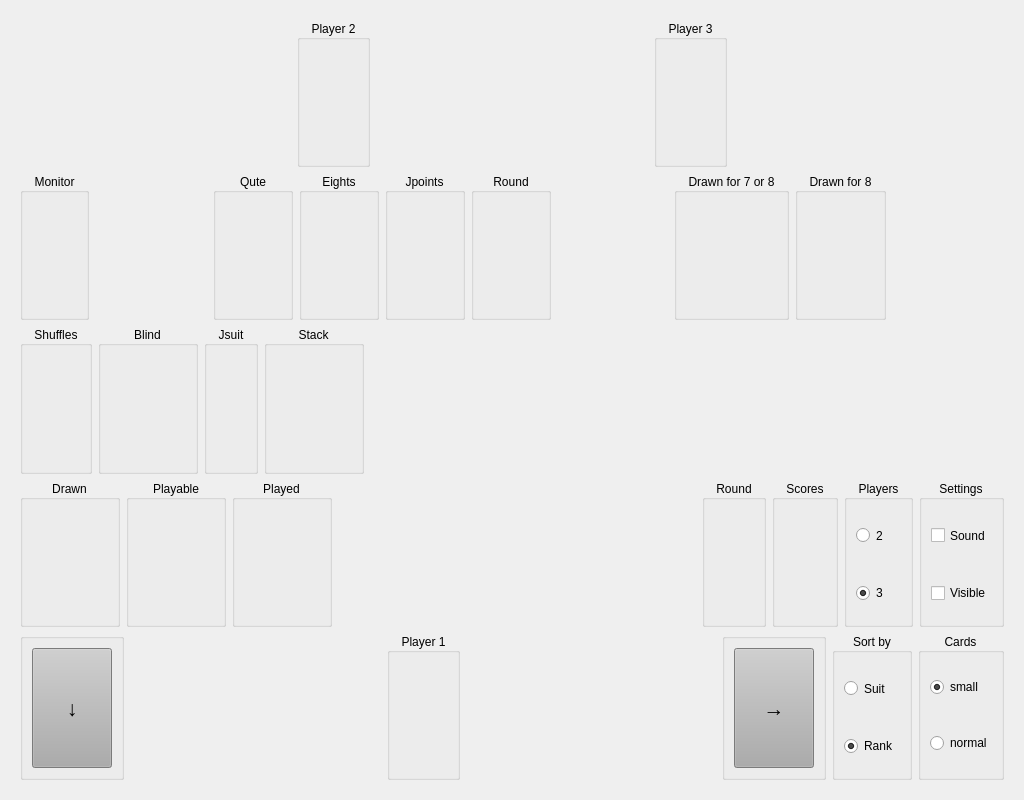
This is table.ui in squawk7x/aQuteCardGame as Qt 5 draws it before an edit. The edited form follows.
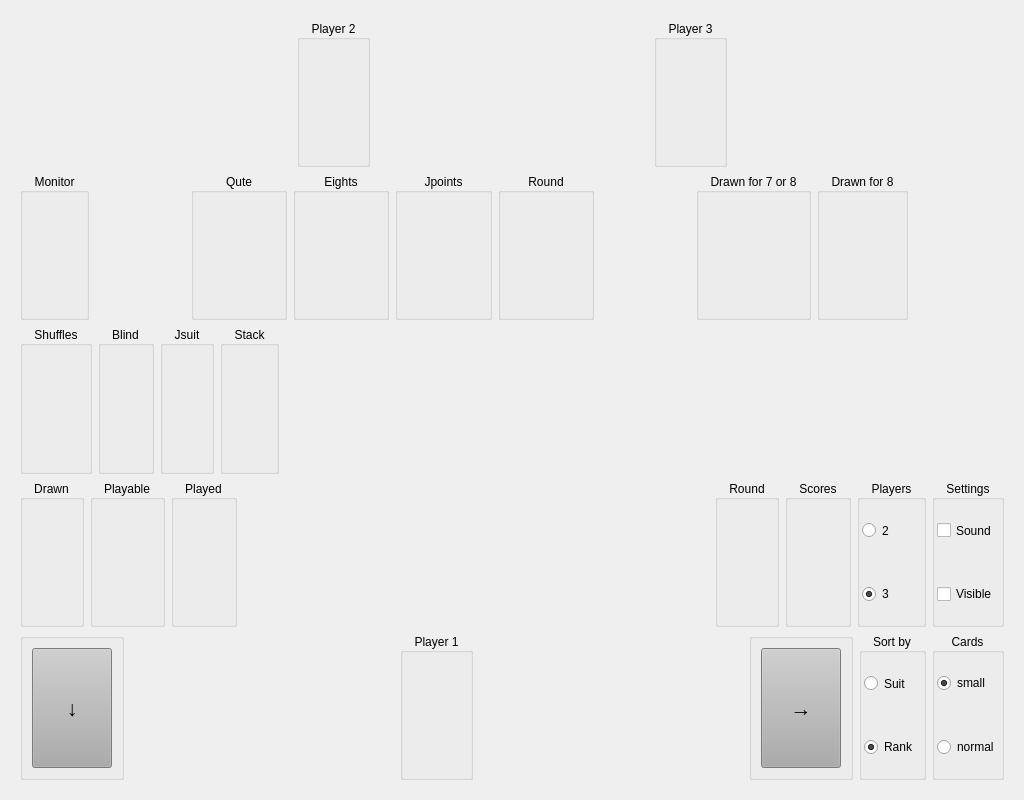
This is the edited form.

Patch:
```diff
--- a/table.ui
+++ b/table.ui
@@ -189,14 +189,14 @@
            <bool>true</bool>
           </property>
           <property name="sizePolicy">
-           <sizepolicy hsizetype="Preferred" vsizetype="Expanding">
+           <sizepolicy hsizetype="Expanding" vsizetype="Expanding">
             <horstretch>0</horstretch>
             <verstretch>0</verstretch>
            </sizepolicy>
           </property>
           <property name="minimumSize">
            <size>
-            <width>80</width>
+            <width>0</width>
             <height>0</height>
            </size>
           </property>
@@ -211,16 +211,16 @@
             <number>5</number>
            </property>
            <property name="leftMargin">
-            <number>5</number>
+            <number>2</number>
            </property>
            <property name="topMargin">
-            <number>5</number>
+            <number>1</number>
            </property>
            <property name="rightMargin">
-            <number>5</number>
+            <number>2</number>
            </property>
            <property name="bottomMargin">
-            <number>5</number>
+            <number>1</number>
            </property>
           </layout>
          </widget>
@@ -231,14 +231,14 @@
            <bool>true</bool>
           </property>
           <property name="sizePolicy">
-           <sizepolicy hsizetype="Preferred" vsizetype="Expanding">
+           <sizepolicy hsizetype="Expanding" vsizetype="Expanding">
             <horstretch>0</horstretch>
             <verstretch>0</verstretch>
            </sizepolicy>
           </property>
           <property name="minimumSize">
            <size>
-            <width>80</width>
+            <width>0</width>
             <height>0</height>
            </size>
           </property>
@@ -253,16 +253,16 @@
             <number>5</number>
            </property>
            <property name="leftMargin">
-            <number>5</number>
+            <number>2</number>
            </property>
            <property name="topMargin">
-            <number>5</number>
+            <number>1</number>
            </property>
            <property name="rightMargin">
-            <number>5</number>
+            <number>2</number>
            </property>
            <property name="bottomMargin">
-            <number>5</number>
+            <number>1</number>
            </property>
           </layout>
          </widget>
@@ -273,14 +273,14 @@
            <bool>true</bool>
           </property>
           <property name="sizePolicy">
-           <sizepolicy hsizetype="Preferred" vsizetype="Expanding">
+           <sizepolicy hsizetype="Expanding" vsizetype="Expanding">
             <horstretch>0</horstretch>
             <verstretch>0</verstretch>
            </sizepolicy>
           </property>
           <property name="minimumSize">
            <size>
-            <width>80</width>
+            <width>0</width>
             <height>0</height>
            </size>
           </property>
@@ -295,16 +295,16 @@
             <number>5</number>
            </property>
            <property name="leftMargin">
-            <number>5</number>
+            <number>2</number>
            </property>
            <property name="topMargin">
-            <number>5</number>
+            <number>1</number>
            </property>
            <property name="rightMargin">
-            <number>5</number>
+            <number>2</number>
            </property>
            <property name="bottomMargin">
-            <number>5</number>
+            <number>1</number>
            </property>
           </layout>
          </widget>
@@ -315,17 +315,23 @@
            <bool>true</bool>
           </property>
           <property name="sizePolicy">
-           <sizepolicy hsizetype="Preferred" vsizetype="Expanding">
+           <sizepolicy hsizetype="Expanding" vsizetype="Expanding">
             <horstretch>0</horstretch>
             <verstretch>0</verstretch>
            </sizepolicy>
           </property>
           <property name="minimumSize">
            <size>
-            <width>80</width>
+            <width>0</width>
             <height>0</height>
            </size>
           </property>
+          <property name="maximumSize">
+           <size>
+            <width>16777215</width>
+            <height>16777215</height>
+           </size>
+          </property>
           <property name="title">
            <string>Round</string>
           </property>
@@ -337,16 +343,16 @@
             <number>5</number>
            </property>
            <property name="leftMargin">
-            <number>5</number>
+            <number>2</number>
            </property>
            <property name="topMargin">
-            <number>5</number>
+            <number>1</number>
            </property>
            <property name="rightMargin">
-            <number>5</number>
+            <number>2</number>
            </property>
            <property name="bottomMargin">
-            <number>5</number>
+            <number>1</number>
            </property>
           </layout>
          </widget>
@@ -370,7 +376,7 @@
         <item>
          <widget class="QGroupBox" name="gbGot1">
           <property name="sizePolicy">
-           <sizepolicy hsizetype="Preferred" vsizetype="Expanding">
+           <sizepolicy hsizetype="Minimum" vsizetype="Expanding">
             <horstretch>0</horstretch>
             <verstretch>0</verstretch>
            </sizepolicy>
@@ -389,16 +395,16 @@
             <number>5</number>
            </property>
            <property name="leftMargin">
-            <number>5</number>
+            <number>2</number>
            </property>
            <property name="topMargin">
-            <number>5</number>
+            <number>1</number>
            </property>
            <property name="rightMargin">
-            <number>5</number>
+            <number>2</number>
            </property>
            <property name="bottomMargin">
-            <number>5</number>
+            <number>1</number>
            </property>
           </layout>
          </widget>
@@ -406,7 +412,7 @@
         <item>
          <widget class="QGroupBox" name="gbGot2">
           <property name="sizePolicy">
-           <sizepolicy hsizetype="Preferred" vsizetype="Expanding">
+           <sizepolicy hsizetype="Minimum" vsizetype="Expanding">
             <horstretch>0</horstretch>
             <verstretch>0</verstretch>
            </sizepolicy>
@@ -422,16 +428,16 @@
             <number>5</number>
            </property>
            <property name="leftMargin">
-            <number>5</number>
+            <number>2</number>
            </property>
            <property name="topMargin">
-            <number>5</number>
+            <number>1</number>
            </property>
            <property name="rightMargin">
-            <number>5</number>
+            <number>2</number>
            </property>
            <property name="bottomMargin">
-            <number>5</number>
+            <number>1</number>
            </property>
            <item>
             <layout class="QGridLayout" name="gridLayout_3"/>
@@ -489,14 +495,14 @@
         <item>
          <widget class="QGroupBox" name="gbBlind">
           <property name="sizePolicy">
-           <sizepolicy hsizetype="Preferred" vsizetype="Expanding">
+           <sizepolicy hsizetype="Minimum" vsizetype="Expanding">
             <horstretch>0</horstretch>
             <verstretch>0</verstretch>
            </sizepolicy>
           </property>
           <property name="minimumSize">
            <size>
-            <width>100</width>
+            <width>0</width>
             <height>0</height>
            </size>
           </property>
@@ -510,8 +516,17 @@
            <property name="spacing">
             <number>5</number>
            </property>
+           <property name="leftMargin">
+            <number>2</number>
+           </property>
+           <property name="topMargin">
+            <number>1</number>
+           </property>
+           <property name="rightMargin">
+            <number>2</number>
+           </property>
            <property name="bottomMargin">
-            <number>5</number>
+            <number>1</number>
            </property>
           </layout>
          </widget>
@@ -519,14 +534,14 @@
         <item>
          <widget class="QGroupBox" name="gbJsuitChooser">
           <property name="sizePolicy">
-           <sizepolicy hsizetype="Preferred" vsizetype="Expanding">
+           <sizepolicy hsizetype="Minimum" vsizetype="Expanding">
             <horstretch>0</horstretch>
             <verstretch>0</verstretch>
            </sizepolicy>
           </property>
           <property name="minimumSize">
            <size>
-            <width>25</width>
+            <width>0</width>
             <height>0</height>
            </size>
           </property>
@@ -540,8 +555,17 @@
            <property name="spacing">
             <number>5</number>
            </property>
+           <property name="leftMargin">
+            <number>2</number>
+           </property>
+           <property name="topMargin">
+            <number>1</number>
+           </property>
+           <property name="rightMargin">
+            <number>2</number>
+           </property>
            <property name="bottomMargin">
-            <number>5</number>
+            <number>1</number>
            </property>
           </layout>
          </widget>
@@ -549,14 +573,14 @@
         <item>
          <widget class="QGroupBox" name="gbStack">
           <property name="sizePolicy">
-           <sizepolicy hsizetype="Preferred" vsizetype="Expanding">
+           <sizepolicy hsizetype="Minimum" vsizetype="Expanding">
             <horstretch>0</horstretch>
             <verstretch>0</verstretch>
            </sizepolicy>
           </property>
           <property name="minimumSize">
            <size>
-            <width>100</width>
+            <width>0</width>
             <height>0</height>
            </size>
           </property>
@@ -573,8 +597,17 @@
            <property name="sizeConstraint">
             <enum>QLayout::SizeConstraint::SetDefaultConstraint</enum>
            </property>
+           <property name="leftMargin">
+            <number>2</number>
+           </property>
+           <property name="topMargin">
+            <number>1</number>
+           </property>
+           <property name="rightMargin">
+            <number>2</number>
+           </property>
            <property name="bottomMargin">
-            <number>5</number>
+            <number>1</number>
            </property>
           </layout>
          </widget>
@@ -599,17 +632,23 @@
         <item>
          <widget class="QGroupBox" name="gbDrawn">
           <property name="sizePolicy">
-           <sizepolicy hsizetype="Preferred" vsizetype="Expanding">
+           <sizepolicy hsizetype="Minimum" vsizetype="Expanding">
             <horstretch>0</horstretch>
             <verstretch>0</verstretch>
            </sizepolicy>
           </property>
           <property name="minimumSize">
            <size>
-            <width>100</width>
+            <width>0</width>
             <height>0</height>
            </size>
           </property>
+          <property name="maximumSize">
+           <size>
+            <width>16777215</width>
+            <height>16777215</height>
+           </size>
+          </property>
           <property name="title">
            <string>Drawn</string>
           </property>
@@ -620,8 +659,17 @@
            <property name="spacing">
             <number>5</number>
            </property>
+           <property name="leftMargin">
+            <number>2</number>
+           </property>
+           <property name="topMargin">
+            <number>1</number>
+           </property>
+           <property name="rightMargin">
+            <number>2</number>
+           </property>
            <property name="bottomMargin">
-            <number>5</number>
+            <number>1</number>
            </property>
           </layout>
          </widget>
@@ -629,17 +677,23 @@
         <item>
          <widget class="QGroupBox" name="gbPlayable">
           <property name="sizePolicy">
-           <sizepolicy hsizetype="Preferred" vsizetype="Expanding">
+           <sizepolicy hsizetype="Minimum" vsizetype="Expanding">
             <horstretch>0</horstretch>
             <verstretch>0</verstretch>
            </sizepolicy>
           </property>
           <property name="minimumSize">
            <size>
-            <width>100</width>
+            <width>0</width>
             <height>0</height>
            </size>
           </property>
+          <property name="maximumSize">
+           <size>
+            <width>16777215</width>
+            <height>16777215</height>
+           </size>
+          </property>
           <property name="title">
            <string>Playable</string>
           </property>
@@ -650,8 +704,17 @@
            <property name="spacing">
             <number>5</number>
            </property>
+           <property name="leftMargin">
+            <number>2</number>
+           </property>
+           <property name="topMargin">
+            <number>1</number>
+           </property>
+           <property name="rightMargin">
+            <number>2</number>
+           </property>
            <property name="bottomMargin">
-            <number>5</number>
+            <number>1</number>
            </property>
           </layout>
          </widget>
@@ -662,17 +725,23 @@
            <bool>true</bool>
           </property>
           <property name="sizePolicy">
-           <sizepolicy hsizetype="Preferred" vsizetype="Expanding">
+           <sizepolicy hsizetype="Minimum" vsizetype="Expanding">
             <horstretch>0</horstretch>
             <verstretch>0</verstretch>
            </sizepolicy>
           </property>
           <property name="minimumSize">
            <size>
-            <width>100</width>
+            <width>0</width>
             <height>0</height>
            </size>
           </property>
+          <property name="maximumSize">
+           <size>
+            <width>16777215</width>
+            <height>16777215</height>
+           </size>
+          </property>
           <property name="title">
            <string>Played</string>
           </property>
@@ -683,8 +752,17 @@
            <property name="spacing">
             <number>5</number>
            </property>
+           <property name="leftMargin">
+            <number>2</number>
+           </property>
+           <property name="topMargin">
+            <number>1</number>
+           </property>
+           <property name="rightMargin">
+            <number>2</number>
+           </property>
            <property name="bottomMargin">
-            <number>5</number>
+            <number>1</number>
            </property>
           </layout>
          </widget>
@@ -705,11 +783,23 @@
         <item>
          <widget class="QGroupBox" name="gbRound">
           <property name="sizePolicy">
-           <sizepolicy hsizetype="Preferred" vsizetype="Expanding">
+           <sizepolicy hsizetype="Minimum" vsizetype="Expanding">
             <horstretch>0</horstretch>
             <verstretch>0</verstretch>
            </sizepolicy>
           </property>
+          <property name="minimumSize">
+           <size>
+            <width>0</width>
+            <height>0</height>
+           </size>
+          </property>
+          <property name="maximumSize">
+           <size>
+            <width>16777215</width>
+            <height>16777215</height>
+           </size>
+          </property>
           <property name="title">
            <string>Round</string>
           </property>
@@ -720,8 +810,17 @@
            <property name="spacing">
             <number>5</number>
            </property>
+           <property name="leftMargin">
+            <number>2</number>
+           </property>
+           <property name="topMargin">
+            <number>1</number>
+           </property>
+           <property name="rightMargin">
+            <number>2</number>
+           </property>
            <property name="bottomMargin">
-            <number>5</number>
+            <number>1</number>
            </property>
           </layout>
          </widget>
@@ -729,11 +828,23 @@
         <item>
          <widget class="QGroupBox" name="gbScores">
           <property name="sizePolicy">
-           <sizepolicy hsizetype="Preferred" vsizetype="Expanding">
+           <sizepolicy hsizetype="Minimum" vsizetype="Expanding">
             <horstretch>0</horstretch>
             <verstretch>0</verstretch>
            </sizepolicy>
           </property>
+          <property name="minimumSize">
+           <size>
+            <width>0</width>
+            <height>0</height>
+           </size>
+          </property>
+          <property name="maximumSize">
+           <size>
+            <width>16777215</width>
+            <height>16777215</height>
+           </size>
+          </property>
           <property name="title">
            <string>Scores</string>
           </property>
@@ -744,8 +855,17 @@
            <property name="spacing">
             <number>5</number>
            </property>
+           <property name="leftMargin">
+            <number>2</number>
+           </property>
+           <property name="topMargin">
+            <number>1</number>
+           </property>
+           <property name="rightMargin">
+            <number>2</number>
+           </property>
            <property name="bottomMargin">
-            <number>5</number>
+            <number>1</number>
            </property>
           </layout>
          </widget>
@@ -753,11 +873,23 @@
         <item>
          <widget class="QGroupBox" name="gbNumberOfPlayers">
           <property name="sizePolicy">
-           <sizepolicy hsizetype="Preferred" vsizetype="Expanding">
+           <sizepolicy hsizetype="Minimum" vsizetype="Expanding">
             <horstretch>0</horstretch>
             <verstretch>0</verstretch>
            </sizepolicy>
           </property>
+          <property name="minimumSize">
+           <size>
+            <width>0</width>
+            <height>0</height>
+           </size>
+          </property>
+          <property name="maximumSize">
+           <size>
+            <width>16777215</width>
+            <height>16777215</height>
+           </size>
+          </property>
           <property name="title">
            <string>Players</string>
           </property>
@@ -768,8 +900,17 @@
            <property name="spacing">
             <number>5</number>
            </property>
+           <property name="leftMargin">
+            <number>2</number>
+           </property>
+           <property name="topMargin">
+            <number>1</number>
+           </property>
+           <property name="rightMargin">
+            <number>2</number>
+           </property>
            <property name="bottomMargin">
-            <number>5</number>
+            <number>1</number>
            </property>
            <item>
             <widget class="QRadioButton" name="rbNumPlayers2">
@@ -779,6 +920,9 @@
                <verstretch>0</verstretch>
               </sizepolicy>
              </property>
+             <property name="layoutDirection">
+              <enum>Qt::LayoutDirection::LeftToRight</enum>
+             </property>
              <property name="text">
               <string>2</string>
              </property>
@@ -792,6 +936,9 @@
                <verstretch>0</verstretch>
               </sizepolicy>
              </property>
+             <property name="layoutDirection">
+              <enum>Qt::LayoutDirection::LeftToRight</enum>
+             </property>
              <property name="text">
               <string>3</string>
              </property>
@@ -806,11 +953,23 @@
         <item>
          <widget class="QGroupBox" name="gbSound">
           <property name="sizePolicy">
-           <sizepolicy hsizetype="Preferred" vsizetype="Expanding">
+           <sizepolicy hsizetype="Minimum" vsizetype="Expanding">
             <horstretch>0</horstretch>
             <verstretch>0</verstretch>
            </sizepolicy>
           </property>
+          <property name="minimumSize">
+           <size>
+            <width>0</width>
+            <height>0</height>
+           </size>
+          </property>
+          <property name="maximumSize">
+           <size>
+            <width>16777215</width>
+            <height>16777215</height>
+           </size>
+          </property>
           <property name="title">
            <string>Settings</string>
           </property>
@@ -821,8 +980,17 @@
            <property name="spacing">
             <number>5</number>
            </property>
+           <property name="leftMargin">
+            <number>2</number>
+           </property>
+           <property name="topMargin">
+            <number>1</number>
+           </property>
+           <property name="rightMargin">
+            <number>2</number>
+           </property>
            <property name="bottomMargin">
-            <number>5</number>
+            <number>1</number>
            </property>
            <item>
             <widget class="QCheckBox" name="cbSound">
@@ -1397,7 +1565,7 @@
         <item>
          <widget class="QGroupBox" name="gbPlayer1">
           <property name="sizePolicy">
-           <sizepolicy hsizetype="Preferred" vsizetype="Expanding">
+           <sizepolicy hsizetype="Minimum" vsizetype="Expanding">
             <horstretch>0</horstretch>
             <verstretch>0</verstretch>
            </sizepolicy>
@@ -1413,16 +1581,16 @@
             <number>5</number>
            </property>
            <property name="leftMargin">
-            <number>5</number>
+            <number>2</number>
            </property>
            <property name="topMargin">
-            <number>5</number>
+            <number>1</number>
            </property>
            <property name="rightMargin">
-            <number>5</number>
+            <number>2</number>
            </property>
            <property name="bottomMargin">
-            <number>5</number>
+            <number>1</number>
            </property>
           </layout>
          </widget>
@@ -1955,14 +2123,14 @@
         <item alignment="Qt::AlignmentFlag::AlignLeft">
          <widget class="QGroupBox" name="gbSortCardsBy">
           <property name="sizePolicy">
-           <sizepolicy hsizetype="Preferred" vsizetype="Expanding">
+           <sizepolicy hsizetype="Minimum" vsizetype="Expanding">
             <horstretch>0</horstretch>
             <verstretch>0</verstretch>
            </sizepolicy>
           </property>
           <property name="minimumSize">
            <size>
-            <width>80</width>
+            <width>0</width>
             <height>0</height>
            </size>
           </property>
@@ -1976,8 +2144,17 @@
            <property name="spacing">
             <number>5</number>
            </property>
+           <property name="leftMargin">
+            <number>2</number>
+           </property>
+           <property name="topMargin">
+            <number>1</number>
+           </property>
+           <property name="rightMargin">
+            <number>2</number>
+           </property>
            <property name="bottomMargin">
-            <number>5</number>
+            <number>1</number>
            </property>
            <item>
             <widget class="QRadioButton" name="rbSuit">
@@ -2020,14 +2197,14 @@
            <bool>true</bool>
           </property>
           <property name="sizePolicy">
-           <sizepolicy hsizetype="Preferred" vsizetype="Expanding">
+           <sizepolicy hsizetype="Minimum" vsizetype="Expanding">
             <horstretch>0</horstretch>
             <verstretch>0</verstretch>
            </sizepolicy>
           </property>
           <property name="minimumSize">
            <size>
-            <width>80</width>
+            <width>0</width>
             <height>0</height>
            </size>
           </property>
@@ -2038,6 +2215,18 @@
            <set>Qt::AlignmentFlag::AlignCenter</set>
           </property>
           <layout class="QVBoxLayout" name="verticalLayout">
+           <property name="leftMargin">
+            <number>2</number>
+           </property>
+           <property name="topMargin">
+            <number>1</number>
+           </property>
+           <property name="rightMargin">
+            <number>2</number>
+           </property>
+           <property name="bottomMargin">
+            <number>1</number>
+           </property>
            <item>
             <widget class="QRadioButton" name="rbCardTypeSmall">
              <property name="sizePolicy">
```
Left out of the diff: 52 changed lines with no effect on the pictures.
